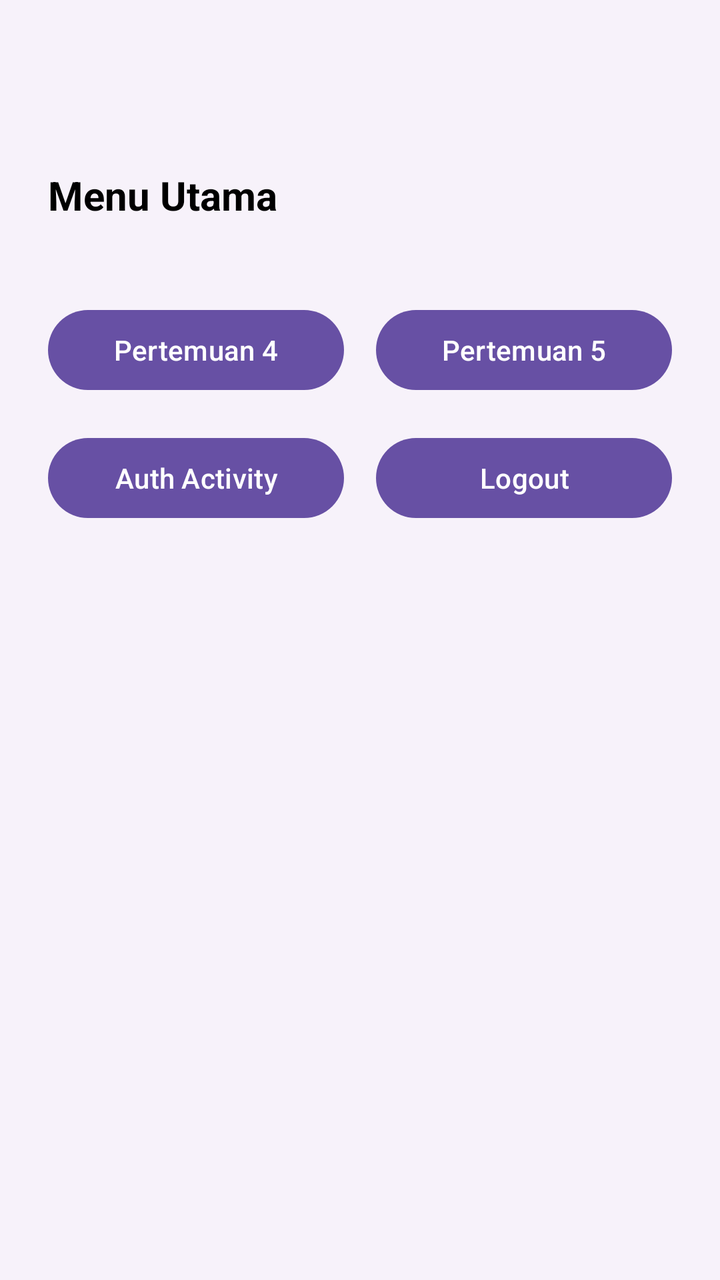
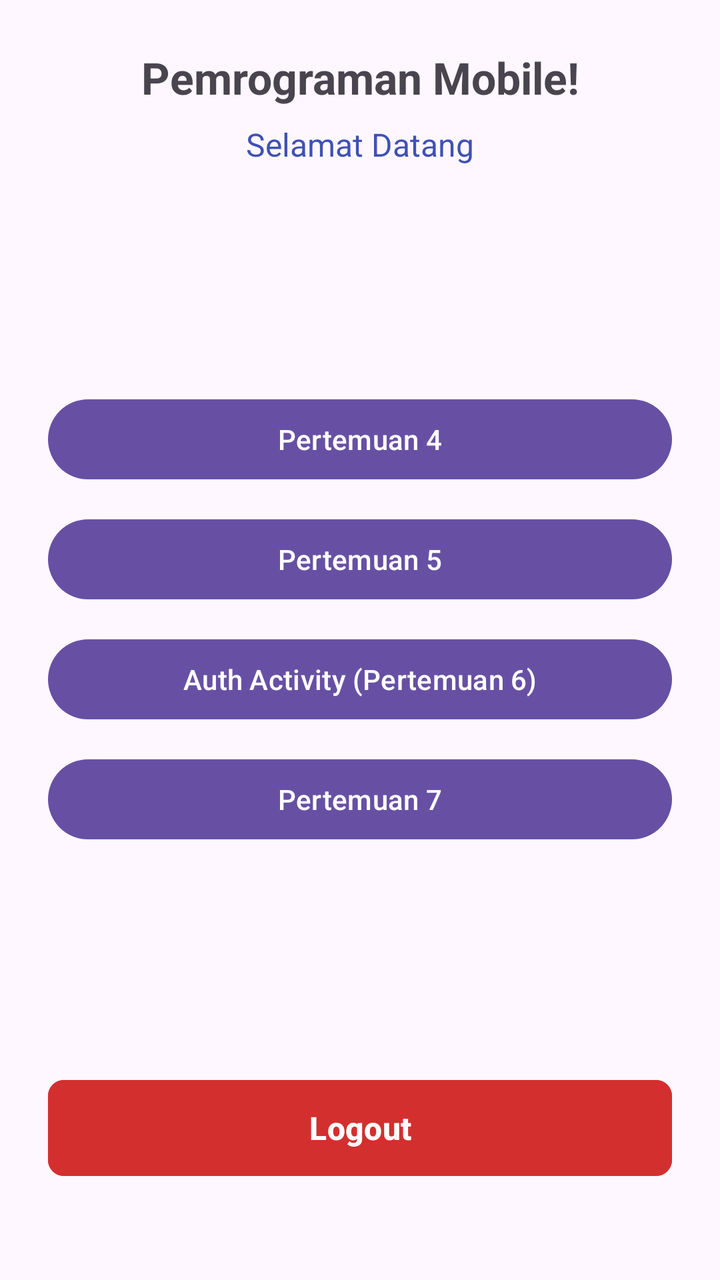

Screens rendered from an Android XML layout before and after an edit, with the pre-edit source and the edit as a unified diff.
<!-- AndroidManifest.xml: application theme Theme.PratikumMobileRifa -->
<!-- res/layout/activity_main.xml -->
<?xml version="1.0" encoding="utf-8"?>
<androidx.constraintlayout.widget.ConstraintLayout xmlns:android="http://schemas.android.com/apk/res/android"
    xmlns:app="http://schemas.android.com/apk/res-auto"
    xmlns:tools="http://schemas.android.com/tools"
    android:id="@+id/main"
    android:layout_width="match_parent"
    android:layout_height="match_parent"
    android:background="@color/bg_light"
    android:padding="24dp"
    tools:context=".MainActivity">

    <TextView
        android:id="@+id/tvTitleMenu"
        android:layout_width="wrap_content"
        android:layout_height="wrap_content"
        android:layout_marginTop="60dp"
        android:text="Menu Utama"
        android:textColor="@color/black"
        android:textSize="20sp"
        android:textStyle="bold"
        app:layout_constraintStart_toStartOf="parent"
        app:layout_constraintTop_toTopOf="parent" />

    <Button
        android:id="@+id/btnToFourth"
        android:layout_width="0dp"
        android:layout_height="wrap_content"
        android:layout_marginTop="40dp"
        android:layout_marginEnd="8dp"
        android:text="Pertemuan 4"
        app:layout_constraintEnd_toStartOf="@id/btnToFifth"
        app:layout_constraintHorizontal_chainStyle="spread"
        app:layout_constraintStart_toStartOf="parent"
        app:layout_constraintTop_toBottomOf="@id/tvTitleMenu" />

    <Button
        android:id="@+id/btnToFifth"
        android:layout_width="0dp"
        android:layout_height="wrap_content"
        android:layout_marginStart="8dp"
        android:text="Pertemuan 5"
        app:layout_constraintBottom_toBottomOf="@id/btnToFourth"
        app:layout_constraintEnd_toEndOf="parent"
        app:layout_constraintStart_toEndOf="@id/btnToFourth"
        app:layout_constraintTop_toTopOf="@id/btnToFourth" />

    <Button
        android:id="@+id/btnToAuth"
        android:layout_width="0dp"
        android:layout_height="wrap_content"
        android:layout_marginTop="16dp"
        android:layout_marginEnd="8dp"
        android:text="Auth Activity"
        app:layout_constraintEnd_toStartOf="@id/btnLogout"
        app:layout_constraintHorizontal_chainStyle="spread"
        app:layout_constraintStart_toStartOf="parent"
        app:layout_constraintTop_toBottomOf="@id/btnToFourth" />

    <Button
        android:id="@+id/btnLogout"
        android:layout_width="0dp"
        android:layout_height="wrap_content"
        android:layout_marginStart="8dp"
        android:text="Logout"
        app:layout_constraintBottom_toBottomOf="@id/btnToAuth"
        app:layout_constraintEnd_toEndOf="parent"
        app:layout_constraintStart_toEndOf="@id/btnToAuth"
        app:layout_constraintTop_toTopOf="@id/btnToAuth" />

</androidx.constraintlayout.widget.ConstraintLayout>
<!-- resources referenced by this layout -->
<resources>
  <color name="bg_light">#F7F2FA</color>
  <color name="black">#FF000000</color>
  <style name="Theme.PratikumMobileRifa" parent="Base.Theme.PratikumMobileRifa" />
  <style name="Base.Theme.PratikumMobileRifa" parent="Theme.Material3.DayNight.NoActionBar">
          
          
      </style>
</resources>

<!-- the commit's change to res/layout/activity_main.xml (unified diff, before → after) -->
@@ -5,66 +5,85 @@
     android:id="@+id/main"
     android:layout_width="match_parent"
     android:layout_height="match_parent"
-    android:background="@color/bg_light"
     android:padding="24dp"
     tools:context=".MainActivity">
 
     <TextView
-        android:id="@+id/tvTitleMenu"
+        android:id="@+id/textView2"
         android:layout_width="wrap_content"
         android:layout_height="wrap_content"
-        android:layout_marginTop="60dp"
-        android:text="Menu Utama"
-        android:textColor="@color/black"
-        android:textSize="20sp"
+        android:text="Pemrograman Mobile!"
+        android:textSize="22sp"
         android:textStyle="bold"
+        app:layout_constraintEnd_toEndOf="parent"
         app:layout_constraintStart_toStartOf="parent"
-        app:layout_constraintTop_toTopOf="parent" />
+        app:layout_constraintTop_toTopOf="parent"
+        app:layout_constraintVertical_bias="0.1" />
 
-    <Button
-        android:id="@+id/btnToFourth"
+    <TextView
+        android:id="@+id/tvUserHeader"
+        android:layout_width="wrap_content"
+        android:layout_height="wrap_content"
+        android:layout_marginTop="8dp"
+        android:text="Selamat Datang"
+        android:textColor="#3F51B5"
+        android:textSize="16sp"
+        app:layout_constraintEnd_toEndOf="parent"
+        app:layout_constraintStart_toStartOf="parent"
+        app:layout_constraintTop_toBottomOf="@id/textView2" />
+
+    <LinearLayout
+        android:id="@+id/llButtons"
         android:layout_width="0dp"
         android:layout_height="wrap_content"
-        android:layout_marginTop="40dp"
-        android:layout_marginEnd="8dp"
-        android:text="Pertemuan 4"
-        app:layout_constraintEnd_toStartOf="@id/btnToFifth"
-        app:layout_constraintHorizontal_chainStyle="spread"
+        android:orientation="vertical"
+        android:spacing="12dp"
+        app:layout_constraintBottom_toTopOf="@id/btnLogout"
+        app:layout_constraintEnd_toEndOf="parent"
         app:layout_constraintStart_toStartOf="parent"
-        app:layout_constraintTop_toBottomOf="@id/tvTitleMenu" />
+        app:layout_constraintTop_toBottomOf="@id/tvUserHeader">
 
-    <Button
-        android:id="@+id/btnToFifth"
-        android:layout_width="0dp"
-        android:layout_height="wrap_content"
-        android:layout_marginStart="8dp"
-        android:text="Pertemuan 5"
-        app:layout_constraintBottom_toBottomOf="@id/btnToFourth"
-        app:layout_constraintEnd_toEndOf="parent"
-        app:layout_constraintStart_toEndOf="@id/btnToFourth"
-        app:layout_constraintTop_toTopOf="@id/btnToFourth" />
+        <Button
+            android:id="@+id/btnToFourth"
+            android:layout_width="match_parent"
+            android:layout_height="wrap_content"
+            android:text="Pertemuan 4" />
 
-    <Button
-        android:id="@+id/btnToAuth"
-        android:layout_width="0dp"
-        android:layout_height="wrap_content"
-        android:layout_marginTop="16dp"
-        android:layout_marginEnd="8dp"
-        android:text="Auth Activity"
-        app:layout_constraintEnd_toStartOf="@id/btnLogout"
-        app:layout_constraintHorizontal_chainStyle="spread"
-        app:layout_constraintStart_toStartOf="parent"
-        app:layout_constraintTop_toBottomOf="@id/btnToFourth" />
+        <Button
+            android:id="@+id/btnToFifth"
+            android:layout_width="match_parent"
+            android:layout_height="wrap_content"
+            android:layout_marginTop="12dp"
+            android:text="Pertemuan 5" />
+
+        <Button
+            android:id="@+id/btnToAuth"
+            android:layout_width="match_parent"
+            android:layout_height="wrap_content"
+            android:layout_marginTop="12dp"
+            android:text="Auth Activity (Pertemuan 6)" />
+
+        <Button
+            android:id="@+id/btnToSeventh"
+            android:layout_width="match_parent"
+            android:layout_height="wrap_content"
+            android:layout_marginTop="12dp"
+            android:text="Pertemuan 7" />
+
+    </LinearLayout>
 
     <Button
         android:id="@+id/btnLogout"
         android:layout_width="0dp"
-        android:layout_height="wrap_content"
-        android:layout_marginStart="8dp"
+        android:layout_height="56dp"
+        android:layout_marginBottom="24dp"
+        android:backgroundTint="#D32F2F"
         android:text="Logout"
-        app:layout_constraintBottom_toBottomOf="@id/btnToAuth"
+        android:textSize="16sp"
+        android:textStyle="bold"
+        app:cornerRadius="8dp"
+        app:layout_constraintBottom_toBottomOf="parent"
         app:layout_constraintEnd_toEndOf="parent"
-        app:layout_constraintStart_toEndOf="@id/btnToAuth"
-        app:layout_constraintTop_toTopOf="@id/btnToAuth" />
+        app:layout_constraintStart_toStartOf="parent" />
 
 </androidx.constraintlayout.widget.ConstraintLayout>
<!-- resource entries referenced after the edit -->
@@ -1,7 +1,5 @@
 <!-- resources referenced by this layout -->
 <resources>
-  <color name="bg_light">#F7F2FA</color>
-  <color name="black">#FF000000</color>
   <style name="Theme.PratikumMobileRifa" parent="Base.Theme.PratikumMobileRifa" />
   <style name="Base.Theme.PratikumMobileRifa" parent="Theme.Material3.DayNight.NoActionBar">
           
